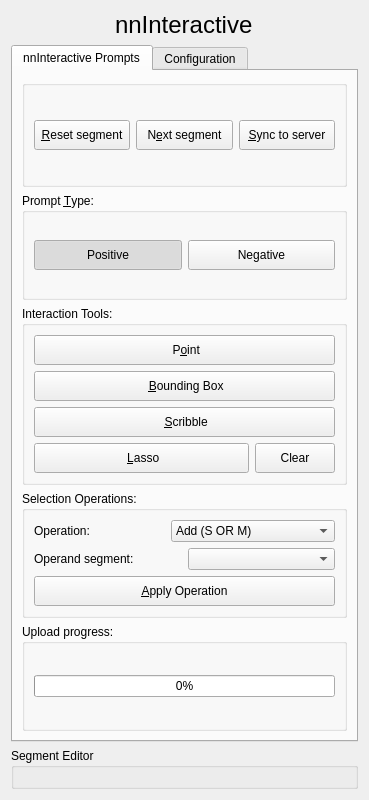
Before: the Qt Designer form slicer_plugin/SlicerNNInteractive/Resources/UI/SlicerNNInteractive.ui in coendevente/SlicerNNInteractive, drawn with Qt 5.
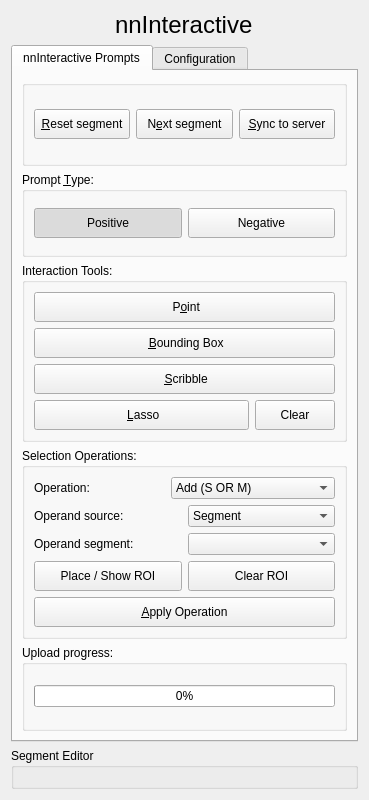
After: the same form once the commit is applied. Custom widgets are drawn as their Qt base class.

Commit message: Add 3D ROI box operand to Selection Operations

Patch:
```diff
--- a/slicer_plugin/SlicerNNInteractive/Resources/UI/SlicerNNInteractive.ui
+++ b/slicer_plugin/SlicerNNInteractive/Resources/UI/SlicerNNInteractive.ui
@@ -328,23 +328,115 @@
              </layout>
             </item>
             <item>
-             <layout class="QHBoxLayout" name="horizontalLayout_selops_operand">
+             <layout class="QHBoxLayout" name="horizontalLayout_selops_source">
               <item>
-               <widget class="QLabel" name="lblSelectionOperand">
+               <widget class="QLabel" name="lblOperandSource">
                 <property name="text">
-                 <string>Operand segment:</string>
+                 <string>Operand source:</string>
                 </property>
                </widget>
               </item>
               <item>
-               <widget class="QComboBox" name="cbSelectionOperand">
+               <widget class="QComboBox" name="cbOperandSource">
                 <property name="toolTip">
                  <string>Another segment to combine with the current segment.</string>
                 </property>
+                <item>
+                 <property name="text">
+                  <string>Segment</string>
+                 </property>
+                </item>
+                <item>
+                 <property name="text">
+                  <string>ROI box</string>
+                 </property>
+                </item>
                </widget>
               </item>
              </layout>
             </item>
+            <item>
+             <widget class="QWidget" name="operandSegmentContainer" native="true">
+              <layout class="QHBoxLayout" name="horizontalLayout_selops_operand">
+               <property name="leftMargin">
+                <number>0</number>
+               </property>
+               <property name="topMargin">
+                <number>0</number>
+               </property>
+               <property name="rightMargin">
+                <number>0</number>
+               </property>
+               <property name="bottomMargin">
+                <number>0</number>
+               </property>
+               <item>
+                <widget class="QLabel" name="lblSelectionOperand">
+                 <property name="text">
+                  <string>Operand segment:</string>
+                 </property>
+                </widget>
+               </item>
+               <item>
+                <widget class="QComboBox" name="cbSelectionOperand">
+                 <property name="toolTip">
+                  <string>Another segment to combine with the current segment.</string>
+                 </property>
+                </widget>
+               </item>
+              </layout>
+             </widget>
+            </item>
+            <item>
+             <widget class="QWidget" name="operandRoiContainer" native="true">
+              <layout class="QHBoxLayout" name="horizontalLayout_selops_roi">
+               <property name="leftMargin">
+                <number>0</number>
+               </property>
+               <property name="topMargin">
+                <number>0</number>
+               </property>
+               <property name="rightMargin">
+                <number>0</number>
+               </property>
+               <property name="bottomMargin">
+                <number>0</number>
+               </property>
+               <item>
+                <widget class="QPushButton" name="pbPlaceRoi">
+                 <property name="minimumSize">
+                  <size>
+                   <width>0</width>
+                   <height>30</height>
+                  </size>
+                 </property>
+                 <property name="toolTip">
+                  <string>Create or show the operation ROI in the 3D view; drag its handles to position it.</string>
+                 </property>
+                 <property name="text">
+                  <string>Place / Show ROI</string>
+                 </property>
+                </widget>
+               </item>
+               <item>
+                <widget class="QPushButton" name="pbClearRoi">
+                 <property name="minimumSize">
+                  <size>
+                   <width>0</width>
+                   <height>30</height>
+                  </size>
+                 </property>
+                 <property name="toolTip">
+                  <string>Remove the operation ROI from the scene.</string>
+                 </property>
+                 <property name="text">
+                  <string>Clear ROI</string>
+                 </property>
+                </widget>
+               </item>
+              </layout>
+             </widget>
+            </item>
             <item>
              <widget class="QPushButton" name="pbApplySelectionOp">
               <property name="minimumSize">
```
Left out of the diff: 2 changed lines with no effect on the pictures. The commit also changes 2 other files.
